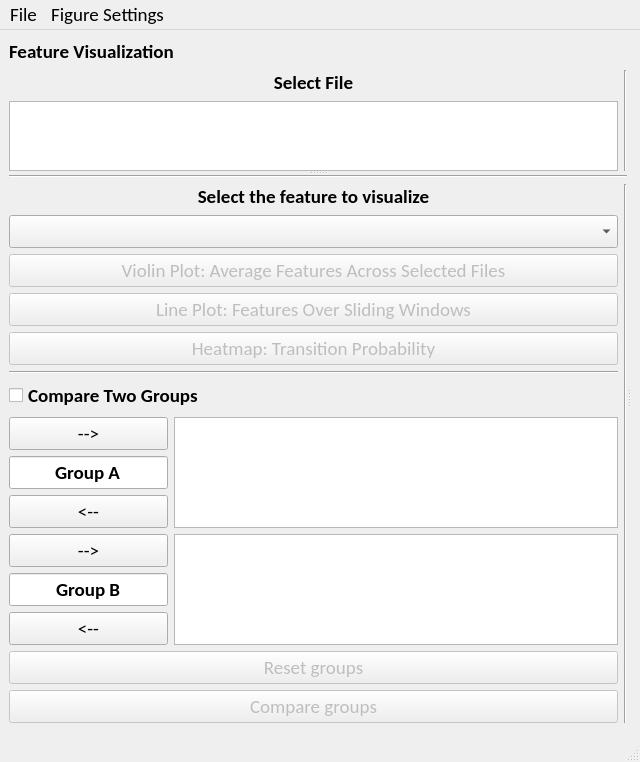
Qt form EEG_COMET/ui/FeatureVisualizationWindow.ui (eeg-comet/eeg-comet) before a commit.
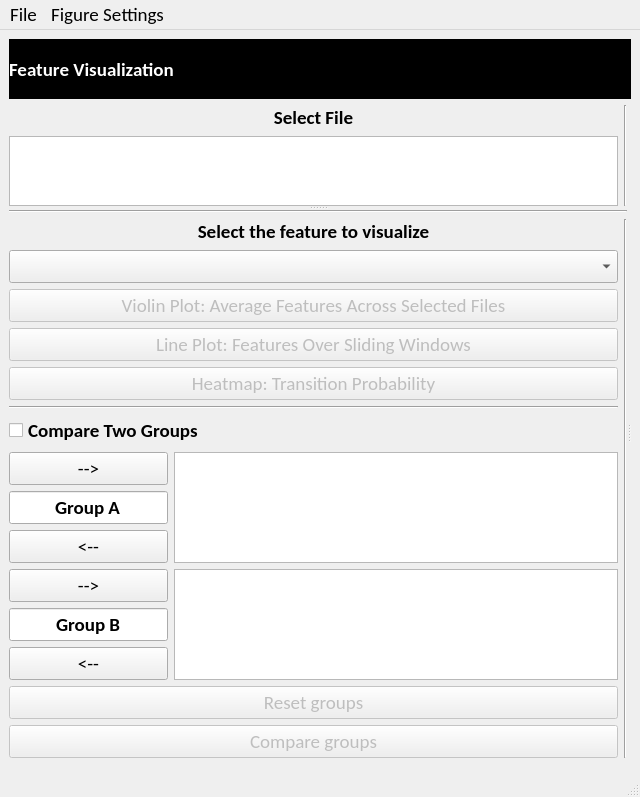
The same form after that commit.

Patch:
```diff
--- a/EEG_COMET/ui/FeatureVisualizationWindow.ui
+++ b/EEG_COMET/ui/FeatureVisualizationWindow.ui
@@ -443,17 +443,33 @@
     <item row="0" column="0">
      <widget class="QLabel" name="feature_visualization_label">
       <property name="sizePolicy">
-       <sizepolicy hsizetype="Preferred" vsizetype="Maximum">
+       <sizepolicy hsizetype="Preferred" vsizetype="Preferred">
         <horstretch>0</horstretch>
         <verstretch>0</verstretch>
        </sizepolicy>
       </property>
+      <property name="minimumSize">
+       <size>
+        <width>0</width>
+        <height>60</height>
+       </size>
+      </property>
+      <property name="maximumSize">
+       <size>
+        <width>16777215</width>
+        <height>80</height>
+       </size>
+      </property>
       <property name="font">
        <font>
         <weight>75</weight>
         <bold>true</bold>
        </font>
       </property>
+      <property name="styleSheet">
+       <string notr="true">color: rgb(255, 255, 255);
+background-color: rgb(0, 0, 0);</string>
+      </property>
       <property name="text">
        <string>Feature Visualization</string>
       </property>
```
